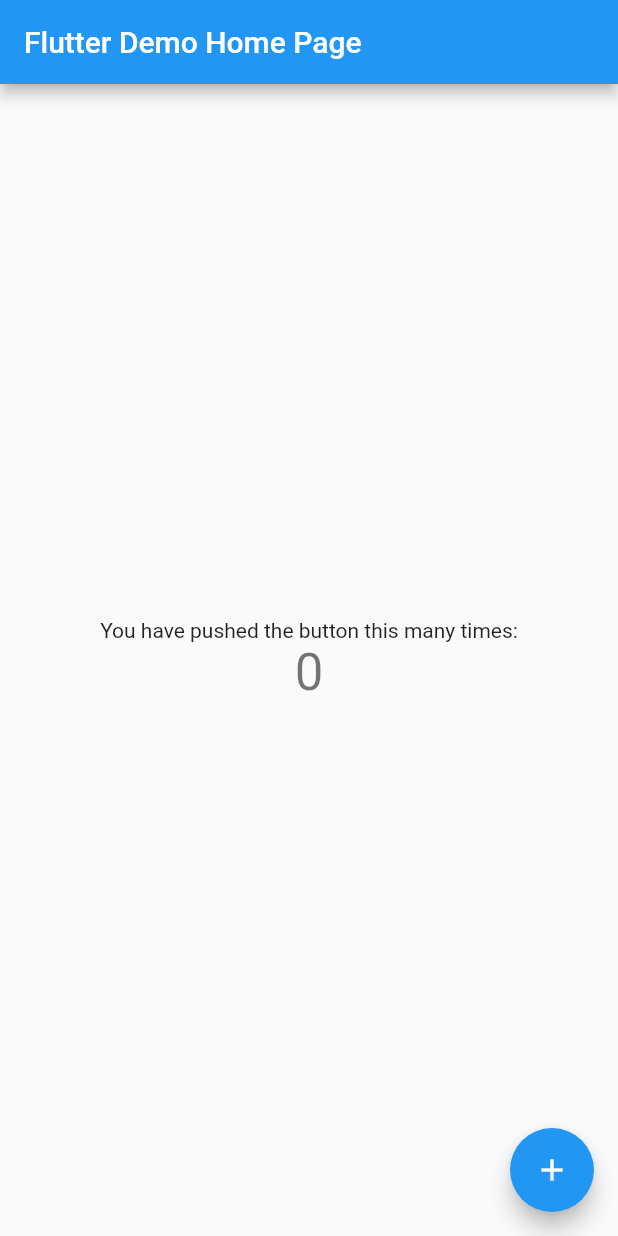
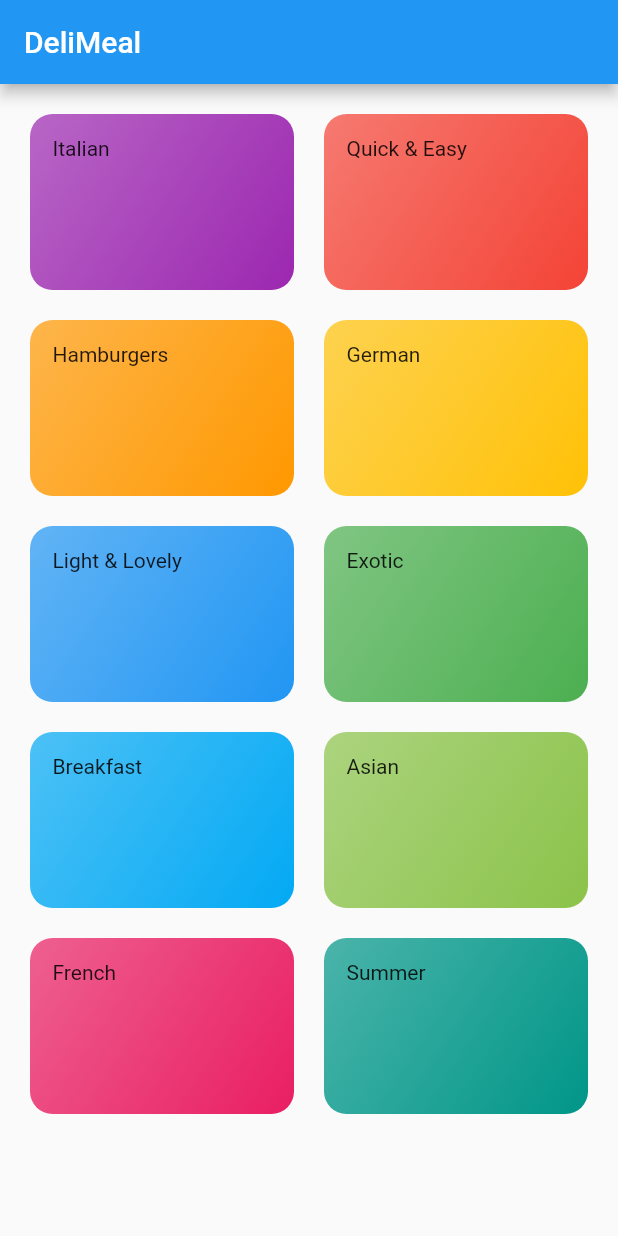
Before and after one commit to davidaodejobi/Flutter-and-Dart-Course, a Flutter app: the screen it shows after launch, on a phone screen of 412 x 824 dp. Run offline on Flutter 3.47's test engine with Material 2 defaults, Android fonts, the phone set to English and light mode, and no system bars.

Commit message:
created a model and a dummy data to populate a grid view

```diff
--- /dev/null
+++ b/meal_app/lib/categories_screen.dart
@@ -0,0 +1,34 @@
+import 'package:flutter/material.dart';
+
+import './category_item.dart';
+import 'dummy_data.dart';
+
+class CategoriesScreen extends StatelessWidget {
+  const CategoriesScreen({Key? key}) : super(key: key);
+
+  @override
+  Widget build(BuildContext context) {
+    return Scaffold(
+      appBar: AppBar(
+        title: const Text('DeliMeal'),
+      ),
+      body: GridView(
+        padding: const EdgeInsets.all(20),
+        children: DUMMY_CATEGORIES
+            .map(
+              (catData) => CategoryItem(
+                title: catData.title,
+                color: catData.color,
+              ),
+            )
+            .toList(),
+        gridDelegate: const SliverGridDelegateWithMaxCrossAxisExtent(
+          maxCrossAxisExtent: 300,
+          childAspectRatio: 1.5,
+          crossAxisSpacing: 20,
+          mainAxisSpacing: 20,
+        ),
+      ),
+    );
+  }
+}
--- /dev/null
+++ b/meal_app/lib/category_item.dart
@@ -0,0 +1,28 @@
+import 'package:flutter/material.dart';
+
+class CategoryItem extends StatelessWidget {
+  final String? title;
+  final Color? color;
+
+  const CategoryItem({required this.title, required this.color, Key? key})
+      : super(key: key);
+
+  @override
+  Widget build(BuildContext context) {
+    return Container(
+      padding: const EdgeInsets.all(15),
+      child: Text(title!),
+      decoration: BoxDecoration(
+        gradient: LinearGradient(
+          colors: [
+            color!.withOpacity(0.7),
+            color!,
+          ],
+          begin: Alignment.topLeft,
+          end: Alignment.bottomRight,
+        ),
+        borderRadius: BorderRadius.circular(15),
+      ),
+    );
+  }
+}
--- /dev/null
+++ b/meal_app/lib/dummy_data.dart
@@ -0,0 +1,57 @@
+import 'package:flutter/material.dart';
+
+import 'models/category.dart';
+
+// ignore: constant_identifier_names
+const DUMMY_CATEGORIES = [
+  Category(
+    id: 'c1',
+    title: 'Italian',
+    color: Colors.purple,
+  ),
+  Category(
+    id: 'c2',
+    title: 'Quick & Easy',
+    color: Colors.red,
+  ),
+  Category(
+    id: 'c3',
+    title: 'Hamburgers',
+    color: Colors.orange,
+  ),
+  Category(
+    id: 'c4',
+    title: 'German',
+    color: Colors.amber,
+  ),
+  Category(
+    id: 'c5',
+    title: 'Light & Lovely',
+    color: Colors.blue,
+  ),
+  Category(
+    id: 'c6',
+    title: 'Exotic',
+    color: Colors.green,
+  ),
+  Category(
+    id: 'c7',
+    title: 'Breakfast',
+    color: Colors.lightBlue,
+  ),
+  Category(
+    id: 'c8',
+    title: 'Asian',
+    color: Colors.lightGreen,
+  ),
+  Category(
+    id: 'c9',
+    title: 'French',
+    color: Colors.pink,
+  ),
+  Category(
+    id: 'c10',
+    title: 'Summer',
+    color: Colors.teal,
+  ),
+];
--- a/meal_app/lib/main.dart
+++ b/meal_app/lib/main.dart
@@ -1,115 +1,19 @@
 import 'package:flutter/material.dart';
+import 'package:meal_app/categories_screen.dart';
 
-void main() {
-  runApp(const MyApp());
-}
+void main() => runApp(const MyApp());
 
 class MyApp extends StatelessWidget {
   const MyApp({Key? key}) : super(key: key);
 
-  // This widget is the root of your application.
   @override
   Widget build(BuildContext context) {
     return MaterialApp(
-      title: 'Flutter Demo',
+      title: 'DeliMeals',
       theme: ThemeData(
-        // This is the theme of your application.
-        //
-        // Try running your application with "flutter run". You'll see the
-        // application has a blue toolbar. Then, without quitting the app, try
-        // changing the primarySwatch below to Colors.green and then invoke
-        // "hot reload" (press "r" in the console where you ran "flutter run",
-        // or simply save your changes to "hot reload" in a Flutter IDE).
-        // Notice that the counter didn't reset back to zero; the application
-        // is not restarted.
         primarySwatch: Colors.blue,
       ),
-      home: const MyHomePage(title: 'Flutter Demo Home Page'),
+      home: const CategoriesScreen(),
     );
   }
 }
-
-class MyHomePage extends StatefulWidget {
-  const MyHomePage({Key? key, required this.title}) : super(key: key);
-
-  // This widget is the home page of your application. It is stateful, meaning
-  // that it has a State object (defined below) that contains fields that affect
-  // how it looks.
-
-  // This class is the configuration for the state. It holds the values (in this
-  // case the title) provided by the parent (in this case the App widget) and
-  // used by the build method of the State. Fields in a Widget subclass are
-  // always marked "final".
-
-  final String title;
-
-  @override
-  State<MyHomePage> createState() => _MyHomePageState();
-}
-
-class _MyHomePageState extends State<MyHomePage> {
-  int _counter = 0;
-
-  void _incrementCounter() {
-    setState(() {
-      // This call to setState tells the Flutter framework that something has
-      // changed in this State, which causes it to rerun the build method below
-      // so that the display can reflect the updated values. If we changed
-      // _counter without calling setState(), then the build method would not be
-      // called again, and so nothing would appear to happen.
-      _counter++;
-    });
-  }
-
-  @override
-  Widget build(BuildContext context) {
-    // This method is rerun every time setState is called, for instance as done
-    // by the _incrementCounter method above.
-    //
-    // The Flutter framework has been optimized to make rerunning build methods
-    // fast, so that you can just rebuild anything that needs updating rather
-    // than having to individually change instances of widgets.
-    return Scaffold(
-      appBar: AppBar(
-        // Here we take the value from the MyHomePage object that was created by
-        // the App.build method, and use it to set our appbar title.
-        title: Text(widget.title),
-      ),
-      body: Center(
-        // Center is a layout widget. It takes a single child and positions it
-        // in the middle of the parent.
-        child: Column(
-          // Column is also a layout widget. It takes a list of children and
-          // arranges them vertically. By default, it sizes itself to fit its
-          // children horizontally, and tries to be as tall as its parent.
-          //
-          // Invoke "debug painting" (press "p" in the console, choose the
-          // "Toggle Debug Paint" action from the Flutter Inspector in Android
-          // Studio, or the "Toggle Debug Paint" command in Visual Studio Code)
-          // to see the wireframe for each widget.
-          //
-          // Column has various properties to control how it sizes itself and
-          // how it positions its children. Here we use mainAxisAlignment to
-          // center the children vertically; the main axis here is the vertical
-          // axis because Columns are vertical (the cross axis would be
-          // horizontal).
-          mainAxisAlignment: MainAxisAlignment.center,
-          children: <Widget>[
-            const Text(
-              'You have pushed the button this many times:',
-            ),
-            Text(
-              '$_counter',
-              style: Theme.of(context).textTheme.headline4,
-            ),
-          ],
-        ),
-      ),
-      floatingActionButton: FloatingActionButton(
-        onPressed: _incrementCounter,
-        tooltip: 'Increment',
-        child: const Icon(Icons.add),
-      ), // This trailing comma makes auto-formatting nicer for build methods.
-    );
-  }
-}
--- /dev/null
+++ b/meal_app/lib/models/category.dart
@@ -0,0 +1,13 @@
+import 'package:flutter/material.dart';
+
+class Category {
+  final String id;
+  final String title;
+  final Color color;
+
+  const Category({
+    required this.id,
+    required this.title,
+    this.color = Colors.orange,
+  });
+}
```
